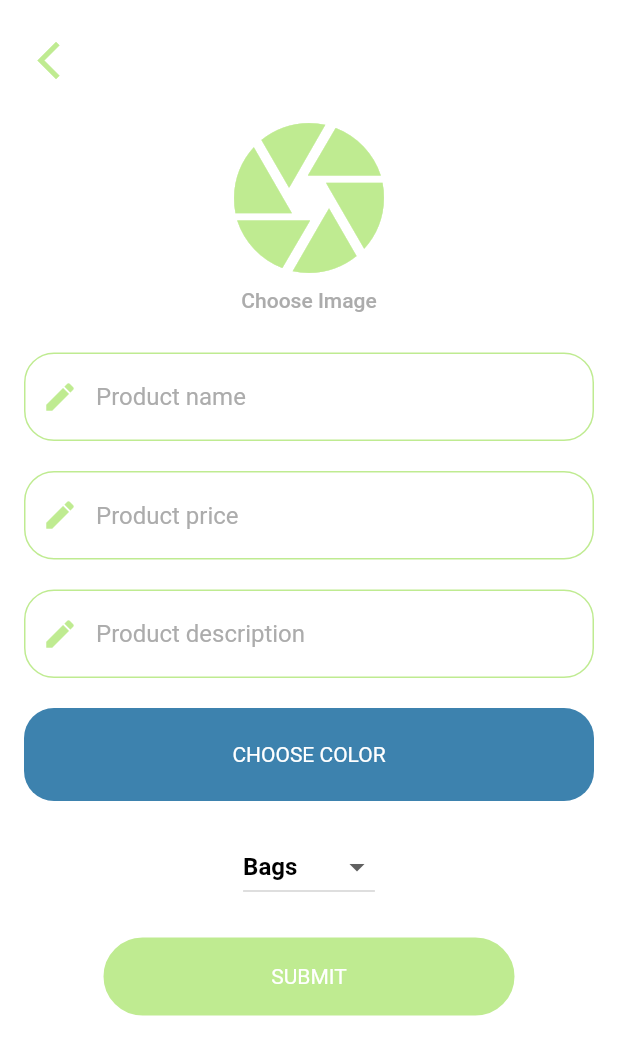
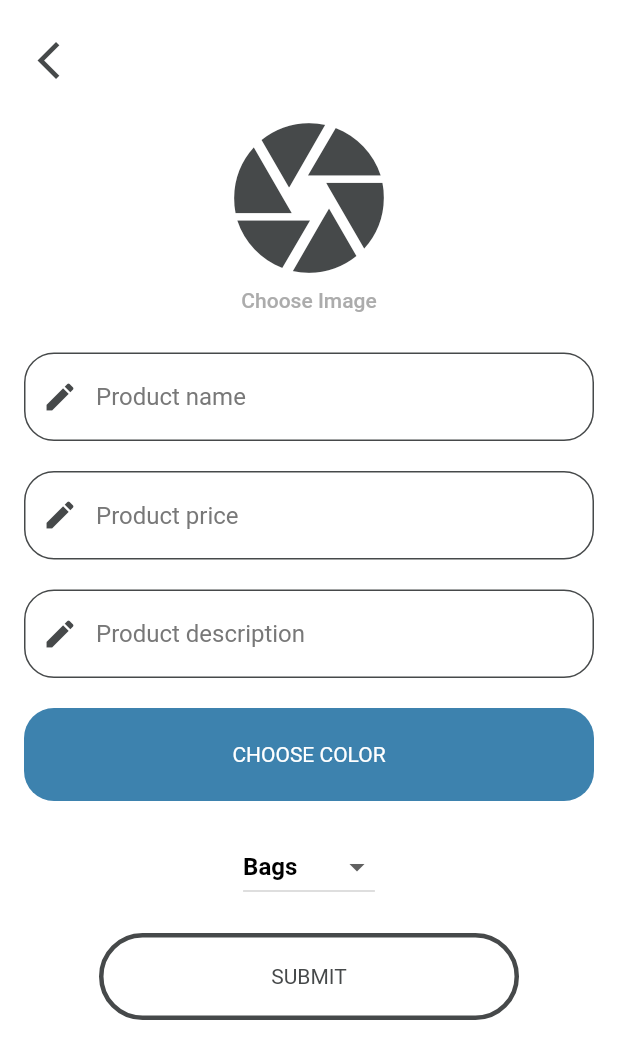
Before and after one commit to kosbaship/cloth_shop, a Flutter app: the AddProductScreen screen opened directly, on a phone screen of 412 x 824 dp. Shown: the top 1059 px of the screen. Run offline on Flutter 3.47's test engine with Material 2 defaults, Android fonts, the phone set to English and light mode, and no system bars; our stand-ins replace bloc, cloud_firestore, conditional_builder, expansion_tile_card, firebase_auth, firebase_core and 5 more; missing offline and left inert: cloud_firestore_web, firebase_auth_web, firebase_core_web, shared_preferences_web; accounts and stored records are empty; Roboto replaces fonts that are missing (MontserratRegular).

Commit message:
Refactoring some Colors of Add & Edit Product

```diff
--- a/lib/modules/admin/products/add_products/add_products_screen.dart
+++ b/lib/modules/admin/products/add_products/add_products_screen.dart
@@ -34,7 +34,7 @@ class AddProductScreen extends StatelessWidget {
             condition: state is! AddProductLoadingState,
             builder: (context) {
               return Scaffold(
-                backgroundColor: kSecondaryColor,
+                backgroundColor: kMainColor,
                 body: SafeArea(
                   child: SingleChildScrollView(
                     physics: BouncingScrollPhysics(),
@@ -48,7 +48,7 @@ class AddProductScreen extends StatelessWidget {
                               IconButton(
                                 icon: Icon(
                                   Icons.arrow_back_ios,
-                                  color: kMainColor,
+                                  color: kSecondaryColor,
                                   size: 30,
                                 ),
                                 onPressed: () {
@@ -61,9 +61,9 @@ class AddProductScreen extends StatelessWidget {
                           imageLink != ''
                               ? CircleAvatar(
                                   radius: 110,
-                                  backgroundColor: kMainColor,
+                                  backgroundColor: kSecondaryColor,
                                   child: CircleAvatar(
-                                    backgroundColor: Colors.white,
+                                    backgroundColor: kMainColor,
                                     child: ClipOval(
                                       child: Image.file(
                                         File(imageLink),
@@ -77,7 +77,7 @@ class AddProductScreen extends StatelessWidget {
                                   onPressed: () {
                                     AddProductCubit.get(context).selectImage();
                                   },
-                                  color: kSecondaryColor,
+                                  color: kMainColor,
                                   padding: EdgeInsets.all(8.0),
                                   child: Column(
                                     // Replace with a Row for horizontal icon + text
@@ -85,7 +85,7 @@ class AddProductScreen extends StatelessWidget {
                                       Icon(
                                         Icons.camera,
                                         size: 120,
-                                        color: kMainColor,
+                                        color: kSecondaryColor,
                                       ),
                                       Text(
                                         "Choose Image",
@@ -159,7 +159,7 @@ class AddProductScreen extends StatelessWidget {
                                             pPrice: price,
                                             pDescription: description,
                                             pCategory: caterorySelected,
-                                            pColor: currentColor.toString()));
+                                            pColor: currentColor.toString().replaceAll('Color(', '')..replaceAll(')', '')));
                                     // nameController.clear();
                                     // priceController.clear();
                                     // descriptionController.clear();
@@ -174,9 +174,9 @@ class AddProductScreen extends StatelessWidget {
                                   }
                                 },
                                 text: 'Submit',
-                                textColor: kWhiteColor,
+                                textColor: kSecondaryColor,
                                 backgroundColor: kMainColor,
-                                borderColor: kWhiteColor),
+                                borderColor: kSecondaryColor),
                           ),
                           SizedBox(
                             height: 35,
@@ -224,7 +224,7 @@ class _PickColorState extends State<PickColor> {
           ),
         ),
         color: currentColor,
-        textColor: kSecondaryColor,
+        textColor: kMainColor,
         onPressed: () {
           showDialog(
             context: context,
@@ -237,9 +237,10 @@ class _PickColorState extends State<PickColor> {
                     children: [
                       BlockPicker(
                           pickerColor: currentColor,
-                          onColorChanged: changeColor),
+                          onColorChanged: changeColor,
+                      ),
                       SizedBox(
-                        height: 10,
+                        height: 15,
                       ),
                       Padding(
                         padding: const EdgeInsets.symmetric(horizontal: 50),
@@ -248,9 +249,9 @@ class _PickColorState extends State<PickColor> {
                               Navigator.pop(context);
                             },
                             text: 'Submit',
-                            textColor: kWhiteColor,
-                            backgroundColor: kMainColor,
-                            borderColor: kWhiteColor),
+                            textColor: kMainColor,
+                            backgroundColor: kSecondaryColor,
+                            borderColor: kMainColor),
                       ),
                     ],
                   ),
--- a/lib/modules/user/tabs/user_product_model_screen.dart
+++ b/lib/modules/user/tabs/user_product_model_screen.dart
@@ -47,6 +47,7 @@ class UserProductModelScreen extends StatelessWidget {
                     ),
                     itemBuilder: (context, index) {
                       //Color itemBackGroundColor = products[index].pColor as Color;
+                      //Color itemBackGroundColor = Color(int.parse(products[index].pColor));
                       Color itemBackGroundColor = kItemBackGroundColor;
                       String itemImageUrl = products[index].pImageUrl;
                       String itemName = products[index].pName;
--- a/lib/shared/colors/colors.dart
+++ b/lib/shared/colors/colors.dart
@@ -1,7 +1,7 @@
 import 'package:flutter/material.dart';
 
 // const kMainColor = Color(0xFFFFC12F);
-const kMainColor = Color(0xFFBFEB91);
+const kMainColor =  Colors.white;
 // const kMainColor = Color(0xFFdcf9ff);
 const kSloganColor = Color(0xFF5bcc8c);
 const kWhiteColor = Colors.white;
@@ -9,7 +9,7 @@ const kWhiteColor = Colors.white;
 const kGreyColor = Color(0xFF787878);
 const kBlackColor = Color(0xFF000000);
 // const kSecondaryColor = Color(0xFFFFE6AC);
-const kSecondaryColor = Colors.white;
+const kSecondaryColor = Color(0xff46494a);
 const kTextColor = Color(0xFF535353);
 const kTextLightColor = Color(0xFFACACAC);
 const kTextDarkColor = Color(0xFF2C2C2C);
--- a/lib/shared/components/compnents.dart
+++ b/lib/shared/components/compnents.dart
@@ -45,27 +45,27 @@ Widget buildTextField({
       controller: controller,
       keyboardType: type,
       obscureText: isPassword,
-      cursorColor: kMainColor,
+      cursorColor: kSecondaryColor,
       decoration: InputDecoration(
         hintText: hint,
         hintStyle: TextStyle(
-          color: kTextLightColor,
+          color: kGreyColor,
         ),
         prefixIcon: Icon(
           icon,
-          color: kMainColor,
+          color: kSecondaryColor,
         ),
         filled: true,
-        fillColor: kSecondaryColor,
+        fillColor: kMainColor,
         enabledBorder: OutlineInputBorder(
             borderRadius: BorderRadius.circular(20),
-            borderSide: BorderSide(color: kMainColor)),
+            borderSide: BorderSide(color: kSecondaryColor)),
         focusedBorder: OutlineInputBorder(
             borderRadius: BorderRadius.circular(20),
-            borderSide: BorderSide(color: kMainColor)),
+            borderSide: BorderSide(color: kSecondaryColor)),
         border: OutlineInputBorder(
             borderRadius: BorderRadius.circular(20),
-            borderSide: BorderSide(color: kMainColor)),
+            borderSide: BorderSide(color: kSecondaryColor)),
       ),
     );
 Widget writeQuickText(
@@ -161,8 +161,8 @@ void buildProgressDialog({context, text, error = false}) => showDialog(
 Widget buildDefaultButton(
         {@required Function onPressed,
         @required String text,
-        Color textColor = kWhiteColor,
-        Color backgroundColor = kMainColor,
+        Color textColor = kMainColor,
+        Color backgroundColor = kSecondaryColor,
         Color borderColor = kMainColor}) =>
     Container(
       width: double.infinity,
```
